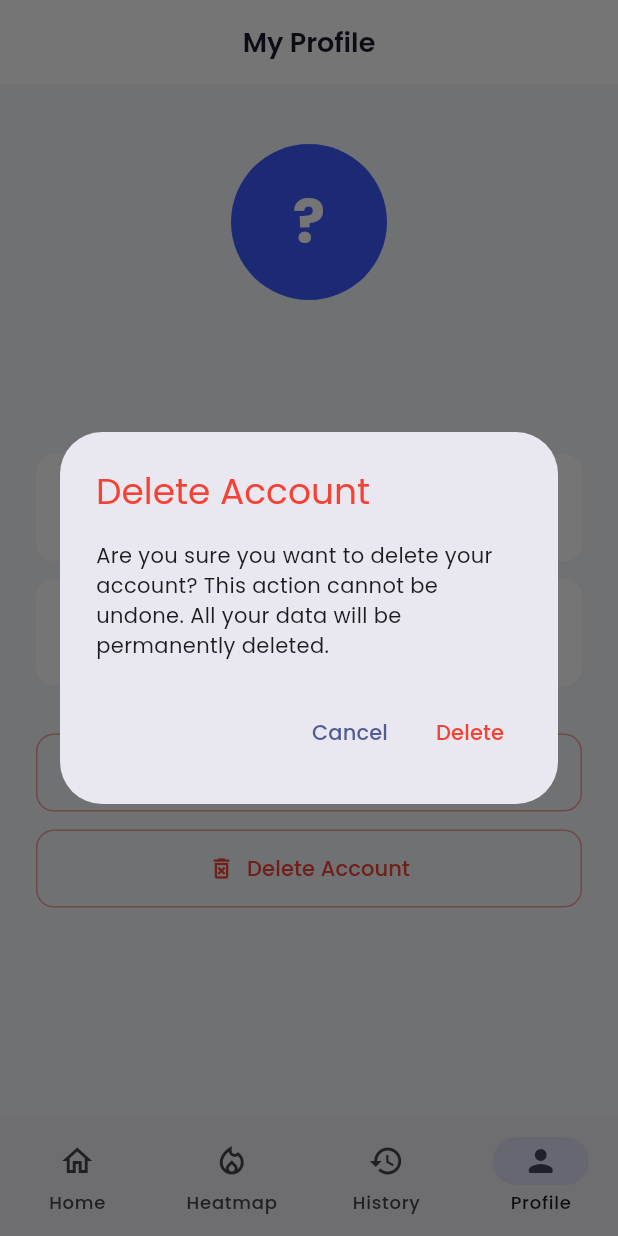
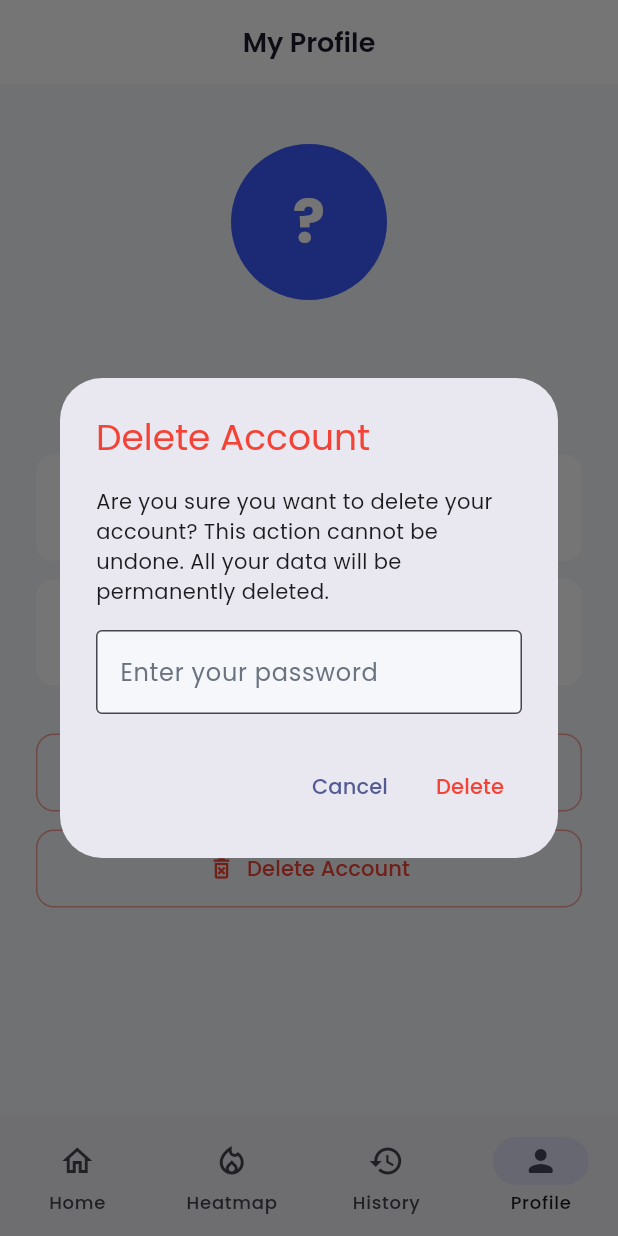
Before and after one commit to bb-benjamin/libraspace, a Flutter app: the screen it shows once a user with an empty profile is signed in, item 4 of the bottom bar chosen, after a tap on "Delete Account", on a phone screen of 412 x 824 dp. Run offline on Flutter 3.47's test engine with Material 3 defaults, Android fonts, the phone set to English and light mode, and no system bars; our stand-ins replace cached_network_image, cloud_firestore, firebase_auth, firebase_core, firebase_messaging, geolocator and 2 more; missing offline and left inert: mobile_scanner; accounts and stored records are empty.

Commit message:
Fix account deletion flow

```diff
--- a/lib/features/settings/screens/settings_screen.dart
+++ b/lib/features/settings/screens/settings_screen.dart
@@ -110,24 +110,60 @@ class SettingsScreen extends StatelessWidget {
 }
 
 void _showDeleteConfirmation(BuildContext context, AuthProvider auth) {
+  final TextEditingController passwordController = TextEditingController();
+
   showDialog(
     context: context,
     builder: (ctx) => AlertDialog(
       title: const Text('Delete Account', style: TextStyle(color: Colors.red)),
-      content: const Text(
-        'Are you sure you want to delete your account? '
-        'This action cannot be undone. '
-        'All your data will be permanently deleted.',
+      content: Column(
+        mainAxisSize: MainAxisSize.min,
+        crossAxisAlignment: CrossAxisAlignment.start,
+        children: [
+          const Text(
+            'Are you sure you want to delete your account? '
+            'This action cannot be undone. '
+            'All your data will be permanently deleted.',
+          ),
+          const SizedBox(height: 16),
+          TextField(
+            controller: passwordController,
+            obscureText: true,
+            decoration: const InputDecoration(
+              labelText: 'Enter your password',
+              border: OutlineInputBorder(),
+            ),
+          ),
+        ],
       ),
       actions: [
         TextButton(
-          onPressed: () => Navigator.pop(ctx),
+          onPressed: () {
+            passwordController.dispose();
+            Navigator.pop(ctx);
+          },
           child: const Text('Cancel'),
         ),
         TextButton(
           onPressed: () async {
+            final password = passwordController.text.trim();
+
+            if (password.isEmpty) {
+              ScaffoldMessenger.of(context).showSnackBar(
+                const SnackBar(
+                  content: Text('Please enter your password.'),
+                  backgroundColor: Colors.red,
+                ),
+              );
+              return;
+            }
+
             Navigator.pop(ctx);
-            final bool success = await auth.deleteAccount();
+
+            final bool success = await auth.deleteAccount(password);
+
+            passwordController.dispose();
+
             if (!success && context.mounted) {
               ScaffoldMessenger.of(context).showSnackBar(
                 SnackBar(
```
Also changed, not shown: lib/core/services/firebase_service.dart (+21 -4 lines), lib/features/auth/providers/auth_provider.dart (+12 -4 lines).
